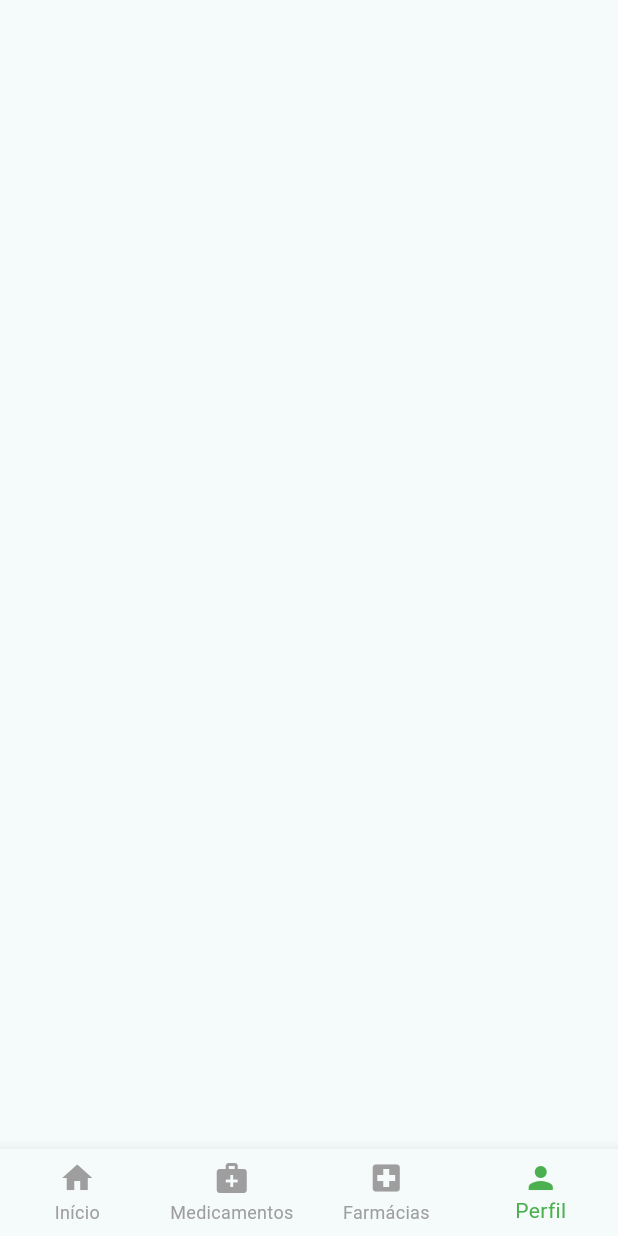
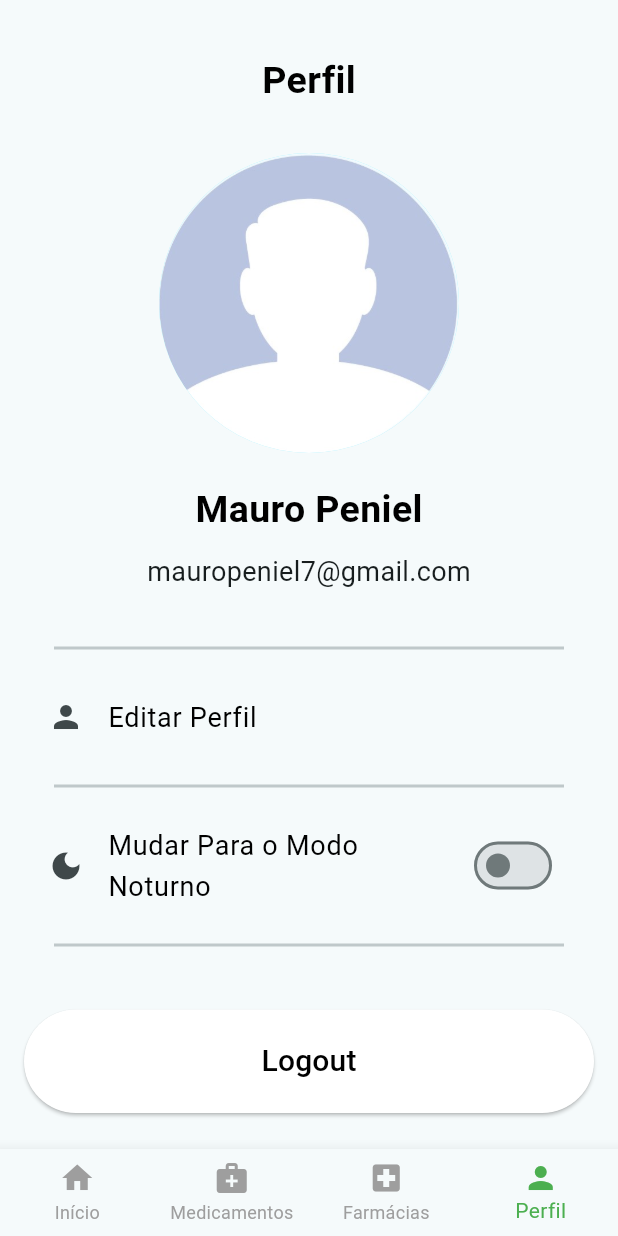
Before and after one commit to restenPiz/healthClick_app, a Flutter app: the Profile screen opened directly, on a phone screen of 412 x 824 dp. Run offline on Flutter 3.47's test engine with Material 3 defaults, Android fonts, the phone set to English and light mode, and no system bars; our stand-ins replace getwidget, google_maps_flutter.

Commit message:
Everthing is right in profile widget. Now is time to work on edit profile widget

```diff
--- a/healthclick_app/lib/main.dart
+++ b/healthclick_app/lib/main.dart
@@ -4,6 +4,7 @@ import 'package:healthclick_app/screens/pharmacy/Pharmacy.dart';
 import 'package:healthclick_app/screens/pharmacy/PharmacyDetails.dart';
 import 'package:healthclick_app/screens/product/Product.dart';
 import 'package:healthclick_app/screens/product/ProductDetails.dart';
+import 'package:healthclick_app/screens/profile/Profile.dart';
 import 'package:healthclick_app/screens/welcome/HomePage.dart';
 import 'package:healthclick_app/screens/welcome/OnBoarding.dart';
 import 'package:healthclick_app/screens/layouts/AppBottom.dart';
@@ -24,8 +25,7 @@ class MyApp extends StatelessWidget {
         colorScheme: ColorScheme.fromSeed(seedColor: Colors.white),
         useMaterial3: true,
       ),
-      home: const HomePage(),
-      // home: AppBottomNav(),
+      home: const Profile(),
     );
   }
 }
--- a/healthclick_app/lib/screens/profile/Profile.dart
+++ b/healthclick_app/lib/screens/profile/Profile.dart
@@ -11,6 +11,8 @@ class Profile extends StatefulWidget {
 class _ProfileState extends State<Profile> {
   int _currentIndex = 3;
 
+    bool isDarkMode = false;
+
   void _onTap(int index) {
     setState(() {
       _currentIndex = index;
@@ -19,15 +21,92 @@ class _ProfileState extends State<Profile> {
   @override
   Widget build(BuildContext context) {
     return Scaffold(
-      body: const SingleChildScrollView(
+      body: SingleChildScrollView(
         child: Padding(
-          padding: EdgeInsets.all(16.0),
+          padding: const EdgeInsets.all(16.0),
           child: Column(
             mainAxisAlignment: MainAxisAlignment.start,
             crossAxisAlignment: CrossAxisAlignment.start,
             children: [
               //?Start the main content
-
+              const SizedBox(height:20),
+              const Center(
+                child: Text('Perfil',style: TextStyle(fontSize: 25,fontWeight: FontWeight.bold,color: Colors.black),),
+              ),
+              const SizedBox(height: 30),
+              const Center(
+                child: CircleAvatar(
+                  radius: 100,
+                  backgroundImage: AssetImage("assets/dif.jpg"),
+                ),
+              ),
+              const SizedBox(height:20),
+              const Center(
+                child: Text('Mauro Peniel',
+                  style: TextStyle(fontSize: 25, fontWeight: FontWeight.bold,color: Colors.black),
+                ),
+              ),
+              const SizedBox(height: 10),
+              const Center(
+                child: Text('mauropeniel7@gmail.com',style: TextStyle(fontSize: 18),),
+              ),
+              const SizedBox(height: 30),
+              const Divider(
+                thickness: 2,
+                indent: 20,
+                endIndent: 20,
+              ),
+              const SizedBox(height: 10),
+              GestureDetector(
+                onTap: (){},
+                child: const ListTile(
+                  leading: Icon(Icons.person),
+                  title: Text('Editar Perfil',style: TextStyle(fontSize: 18,color: Colors.black),),
+                ),
+              ),
+              const SizedBox(height: 10),
+              const Divider(
+                thickness: 2,
+                indent: 20,
+                endIndent: 20,
+              ),
+              const SizedBox(height: 10),
+              ListTile(
+                leading: const Icon(Icons.dark_mode),
+                title: const Text(
+                  'Mudar Para o Modo Noturno',
+                  style: TextStyle(fontSize: 18, color: Colors.black),
+                ),
+                trailing: Switch(
+                  value: isDarkMode,
+                  onChanged: (value) {},
+                  activeColor: Colors.blue,
+                ),
+              ),
+              const SizedBox(height: 10),
+               const Divider(
+                thickness: 2,
+                indent: 20,
+                endIndent: 20,
+              ),
+              const SizedBox(height: 35),
+              SizedBox(
+                width: double.infinity, // ✅ Makes button full width
+                child: ElevatedButton(
+                  onPressed: () {
+                    Navigator.pop(context);
+                  },
+                  style: ElevatedButton.styleFrom(
+                    backgroundColor: Colors.white,
+                    foregroundColor: Colors.black,
+                    padding: const EdgeInsets.symmetric(vertical: 20),
+                  ),
+                  child: const Text(
+                    'Logout',
+                    style: TextStyle(fontSize: 20),
+                  ),
+                ),
+              ),
             ],
           ),
         ),
```
